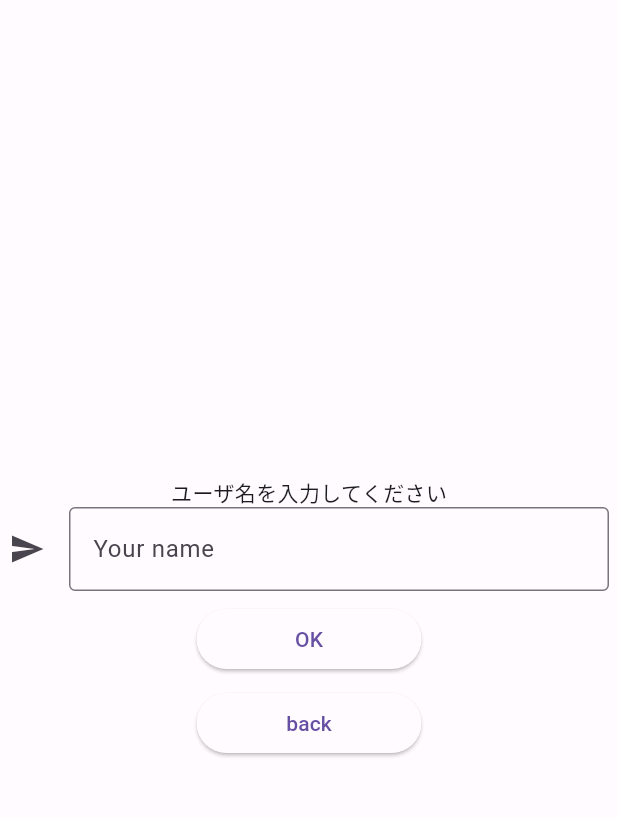
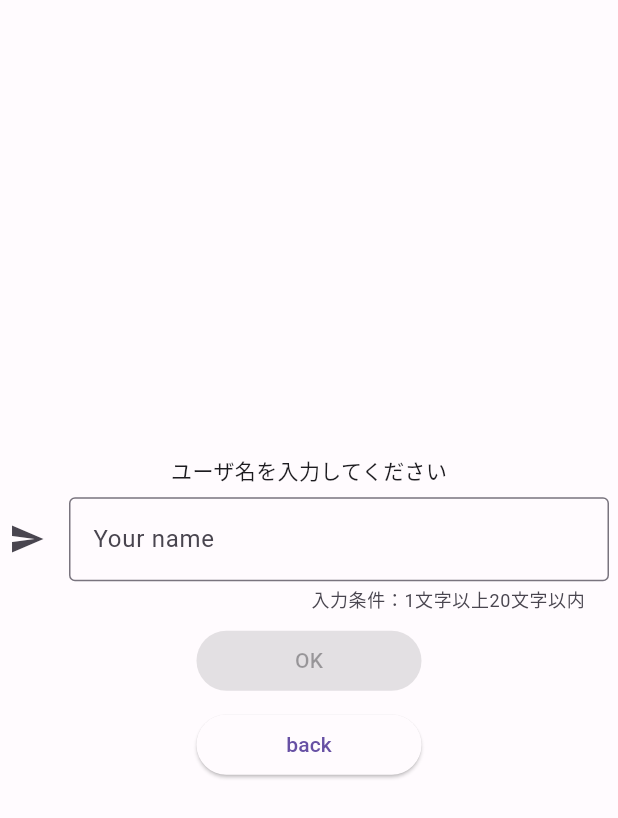
Before and after one commit to sn0wEasy/color_tile, a Flutter app: the RegisterPage screen opened by its route, on a phone screen of 412 x 824 dp. Shown: the top 818 px of the screen. Run offline on Flutter 3.47's test engine with Material 2 defaults, Android fonts, the phone set to English and light mode, and no system bars; our stand-ins replace cloud_firestore, device_info_plus, firebase_auth, firebase_core, flutter_hooks, freezed_annotation and 1 more; accounts and stored records are empty; network calls fail.

Commit message:
fix: text form validation

```diff
--- a/lib/screen/ranking_page.dart
+++ b/lib/screen/ranking_page.dart
@@ -29,7 +29,7 @@ class RankingPage extends ConsumerWidget {
                   ),
                 );
               },
-              child: Text('back'),
+              child: Text('Back'),
             ),
           ],
         ),
--- a/lib/screen/register_page.dart
+++ b/lib/screen/register_page.dart
@@ -4,27 +4,36 @@ import 'package:color_tile/screen/title_page.dart';
 import 'package:color_tile/widgets/custom_elevated_button.dart';
 import 'package:flutter/material.dart';
 import 'package:hooks_riverpod/hooks_riverpod.dart';
+import 'package:flutter_hooks/flutter_hooks.dart';
 
 class RegisterPage extends HookConsumerWidget {
   RegisterPage({super.key});
-  final controller = TextEditingController();
 
   @override
   Widget build(BuildContext context, WidgetRef ref) {
+    final controller = useTextEditingController();
+    final formValidator = useState(false);
+
     return Scaffold(
       body: Center(
         child: Column(
           mainAxisAlignment: MainAxisAlignment.center,
           children: [
             const Text('ユーザ名を入力してください'),
+            SizedBox(height: 8),
 
             /// ユーザ名入力
             SizedBox(
               width: 400,
-              child: TextField(
+              child: TextFormField(
+                maxLength: 20,
+                onChanged: (value) {
+                  formValidator.value = value.isNotEmpty;
+                },
                 decoration: const InputDecoration(
                   icon: Icon(Icons.send),
                   hintText: 'Your name',
+                  counterText: '入力条件：1文字以上20文字以内',
                   border: OutlineInputBorder(),
                 ),
                 controller: controller,
@@ -34,8 +43,10 @@ class RegisterPage extends HookConsumerWidget {
 
             /// 送信
             CustomElevatedButton(
-              onPressed: () async {
-                ref.read(displayNameProvider.notifier).state = controller.text;
+              onPressed: formValidator.value
+                  ? () async {
+                      ref.read(displayNameProvider.notifier).state =
+                          controller.text;
                       await ref
                           .read(userProfileNotifierProvider.notifier)
                           .updateDisplayName();
@@ -45,7 +56,8 @@ class RegisterPage extends HookConsumerWidget {
                           builder: (context) => const MyHomePage(),
                         ),
                       );
-              },
+                    }
+                  : null,
               child: Text('OK'),
             ),
             SizedBox(height: 8),
--- a/lib/widgets/custom_elevated_button.dart
+++ b/lib/widgets/custom_elevated_button.dart
@@ -10,8 +10,8 @@ class CustomElevatedButton extends StatelessWidget {
   Widget build(BuildContext context) {
     return ElevatedButton(
       onPressed: onPressed,
+      style: ElevatedButton.styleFrom(fixedSize: const Size(150, 30)),
       child: child,
-      style: ElevatedButton.styleFrom(fixedSize: Size(150, 30)),
     );
   }
 }
```
Lines whose indentation alone changed are shown as unchanged.
